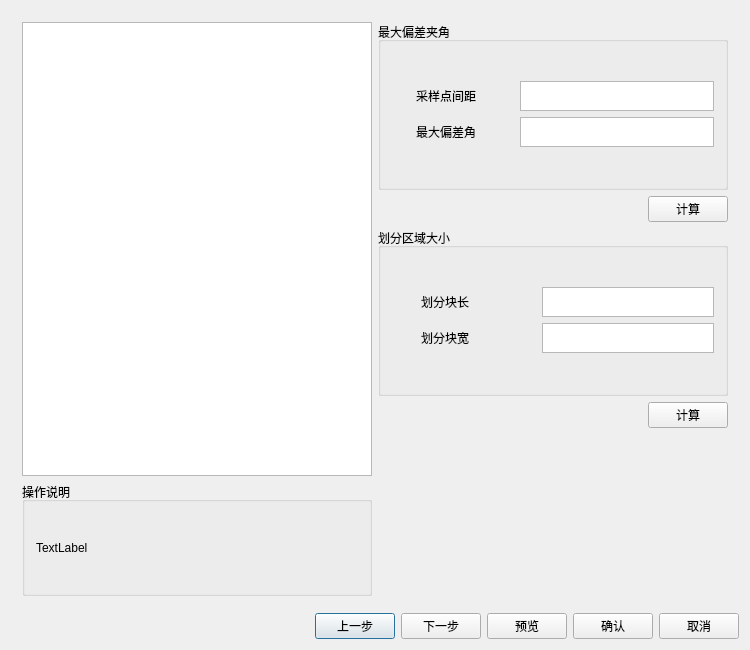
Above: include/cursePart.ui from offline-programming-software/offline-programming before the change. Below: the same form after it.
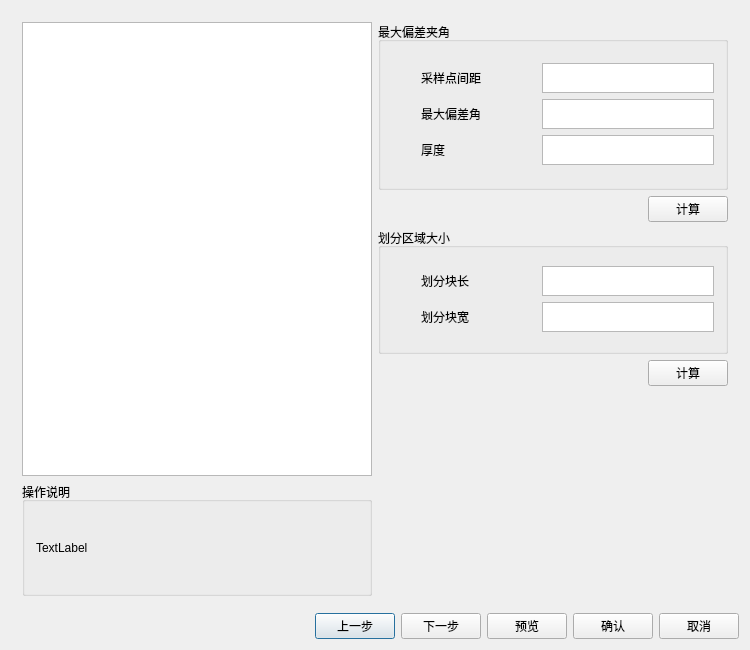
That is the form after the change.

The edit to the form file:
```diff
--- a/include/cursePart.ui
+++ b/include/cursePart.ui
@@ -430,7 +430,7 @@
       </layout>
      </widget>
      <widget class="QWidget" name="page_3">
-      <layout class="QGridLayout" name="gridLayout_14" columnstretch="1,1" columnminimumwidth="0,0">
+      <layout class="QGridLayout" name="gridLayout_14" columnstretch="1,1">
        <item row="0" column="0">
         <layout class="QVBoxLayout" name="verticalLayout_8" stretch="8,2">
          <item>
@@ -455,14 +455,16 @@
         </layout>
        </item>
        <item row="0" column="1">
-        <layout class="QVBoxLayout" name="verticalLayout_14">
+        <layout class="QVBoxLayout" name="verticalLayout_14" stretch="4,1,3,1,5">
          <item>
           <widget class="QGroupBox" name="groupBox_4">
            <property name="title">
             <string>最大偏差夹角</string>
            </property>
-           <layout class="QGridLayout" name="gridLayout_9" columnstretch="1,4,6">
+           <layout class="QGridLayout" name="gridLayout_9">
             <item row="0" column="0">
+             <layout class="QHBoxLayout" name="horizontalLayout_6" stretch="1,4,6">
+              <item>
              <spacer name="horizontalSpacer_8">
               <property name="orientation">
                <enum>Qt::Horizontal</enum>
@@ -475,7 +477,7 @@
               </property>
              </spacer>
             </item>
-            <item row="0" column="1">
+              <item>
              <layout class="QVBoxLayout" name="verticalLayout_9">
               <item>
                <widget class="QLabel" name="label_6">
@@ -491,21 +493,31 @@
                 </property>
                </widget>
               </item>
-             </layout>
-            </item>
-            <item row="0" column="2">
+                <item>
+                 <widget class="QLabel" name="label_20">
+                  <property name="layoutDirection">
+                   <enum>Qt::LeftToRight</enum>
+                  </property>
+                  <property name="text">
+                   <string>厚度</string>
+                  </property>
+                 </widget>
+                </item>
+               </layout>
+              </item>
+              <item>
              <layout class="QVBoxLayout" name="verticalLayout_11">
               <item>
                <widget class="QTextEdit" name="textEdit">
                 <property name="minimumSize">
                  <size>
-                  <width>194</width>
+                    <width>0</width>
                   <height>30</height>
                  </size>
                 </property>
                 <property name="maximumSize">
                  <size>
-                  <width>194</width>
+                    <width>16777215</width>
                   <height>30</height>
                  </size>
                 </property>
@@ -515,17 +527,35 @@
                <widget class="QTextBrowser" name="textBrowser_1">
                 <property name="minimumSize">
                  <size>
-                  <width>194</width>
+                    <width>0</width>
                   <height>30</height>
                  </size>
                 </property>
                 <property name="maximumSize">
                  <size>
-                  <width>194</width>
+                    <width>16777215</width>
                   <height>30</height>
                  </size>
                 </property>
                </widget>
+                </item>
+                <item>
+                 <widget class="QTextBrowser" name="textBrowser_2">
+                  <property name="minimumSize">
+                   <size>
+                    <width>0</width>
+                    <height>30</height>
+                   </size>
+                  </property>
+                  <property name="maximumSize">
+                   <size>
+                    <width>16777215</width>
+                    <height>30</height>
+                   </size>
+                  </property>
+                 </widget>
+                </item>
+               </layout>
               </item>
              </layout>
             </item>
```
Left out of the diff: 26 changed lines with no effect on the pictures. Lines whose indentation alone changed are shown as unchanged.
